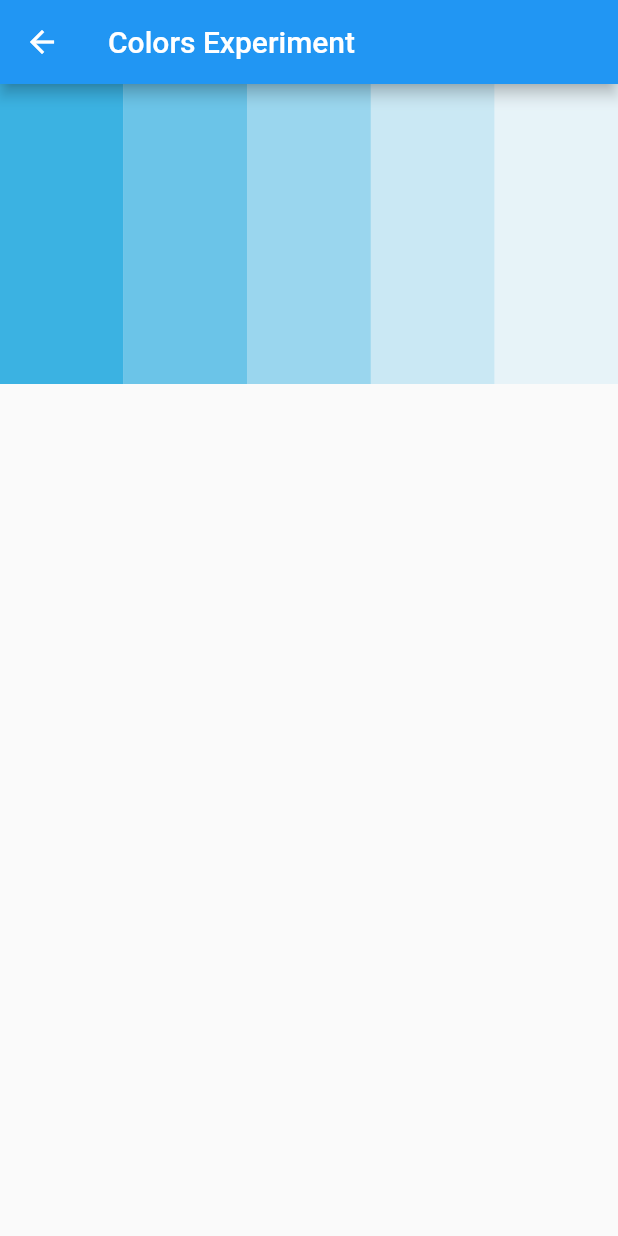
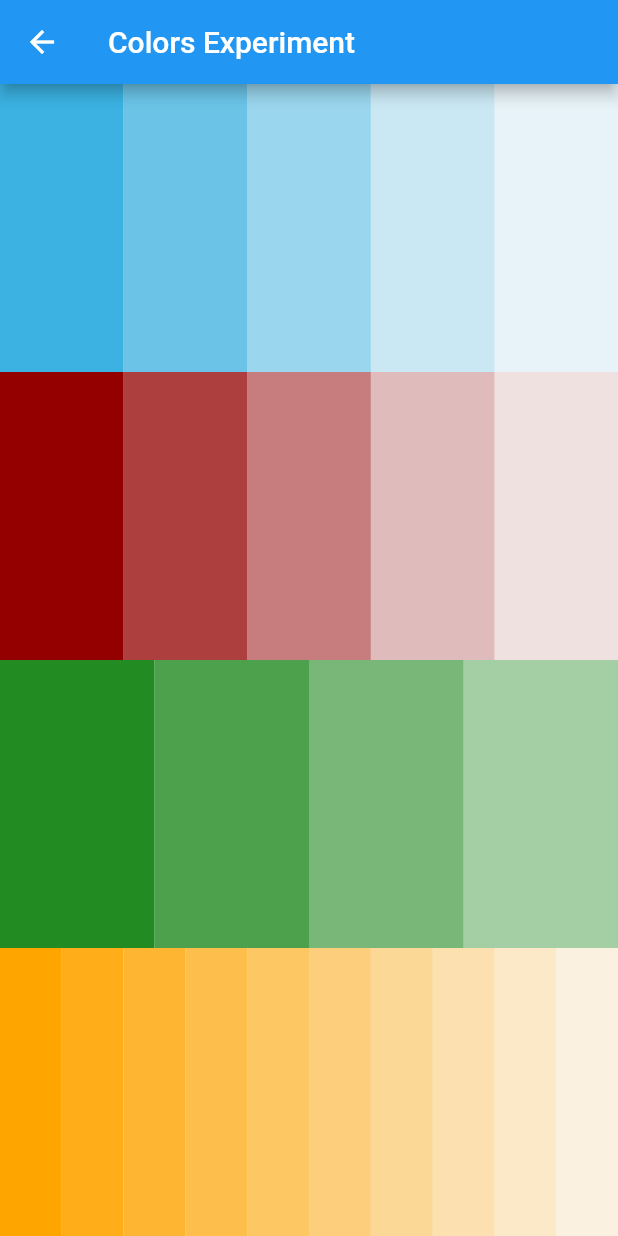
Before and after one commit to mmaitlen/blogsdbx, a Flutter app: the ExpColorsWidget screen opened directly, on a phone screen of 412 x 824 dp. Run offline on Flutter 3.47's test engine with Material 2 defaults, Android fonts, the phone set to English and light mode, and no system bars.

Commit message:
Experiment with Color opsacity

```diff
--- a/lib/ui/exp_colors_widget.dart
+++ b/lib/ui/exp_colors_widget.dart
@@ -1,5 +1,33 @@
-import 'package:blogsdbx/ui/ui_const.dart';
 import 'package:flutter/material.dart';
+
+class ColorDef {
+  final Color baseColor;
+  final List<double> opacityList;
+
+  ColorDef(this.baseColor, this.opacityList);
+}
+
+const colorCoolBlue = Color(0xFF3BB2E2);
+const colorDeepRed = Color(0xFF940000);
+const colorForestGreen = Color(0xFF228B22);
+const colorSimpleOrange = Color(0xFFFFA500);
+
+const defaultOpacityList = [1.0, 0.75, 0.5, 0.25, 0.10];
+
+extension ColorOpacity on Color {
+  Color get opacity75 => withOpacity(0.75);
+  Color get opacity50 => withOpacity(0.5);
+  Color get opacity25 => withOpacity(0.25);
+  Color get opacity10 => withOpacity(0.1);
+}
+
+final colorList = [
+  ColorDef(colorCoolBlue, defaultOpacityList),
+  ColorDef(colorDeepRed, defaultOpacityList),
+  ColorDef(colorForestGreen, [1.0, 0.8, 0.6, 0.4]),
+  ColorDef(
+      colorSimpleOrange, [1.0, 0.9, 0.8, 0.7, 0.6, 0.5, 0.4, 0.3, 0.2, 0.1]),
+];
 
 ///
 /// Simple screen to try out some color ideas
@@ -14,26 +42,33 @@ class ExpColorsWidget extends StatelessWidget {
             color: color,
           ),
         );
-    Widget _constructBody() {
-      return SizedBox(
-        height: 200,
-        child: Row(
+
+    Widget _constructColorRow(Color color,
+            {opacityList = defaultOpacityList}) =>
+        Expanded(
+          child: Row(children: [
+            ...opacityList
+                .map(
+                  (opacity) => _constructColorSlice(color.withOpacity(opacity)),
+                )
+                .toList()
+          ]),
+        );
+
+    Widget _constructBody(List<ColorDef> colorList) => Column(
           children: [
-            _constructColorSlice(colorCoolBlue),
-            _constructColorSlice(colorCoolBlue.opacity75),
-            _constructColorSlice(colorCoolBlue.opacity50),
-            _constructColorSlice(colorCoolBlue.opacity25),
-            _constructColorSlice(colorCoolBlue.opacity10),
+            ...colorList
+                .map((colorDef) => _constructColorRow(colorDef.baseColor,
+                    opacityList: colorDef.opacityList))
+                .toList()
           ],
-        ),
-      );
-    }
+        );
 
     return Scaffold(
       appBar: AppBar(
         title: const Text("Colors Experiment"),
       ),
-      body: _constructBody(),
+      body: _constructBody(colorList),
     );
   }
 }
--- a/lib/ui/ui_const.dart
+++ /dev/null
@@ -1,10 +0,0 @@
-import 'package:flutter/material.dart';
-
-const Color colorCoolBlue = Color(0xFF3BB2E2);
-
-extension ColorOpacity on Color {
-  Color get opacity75 => withOpacity(0.75);
-  Color get opacity50 => withOpacity(0.5);
-  Color get opacity25 => withOpacity(0.25);
-  Color get opacity10 => withOpacity(0.1);
-}
```
